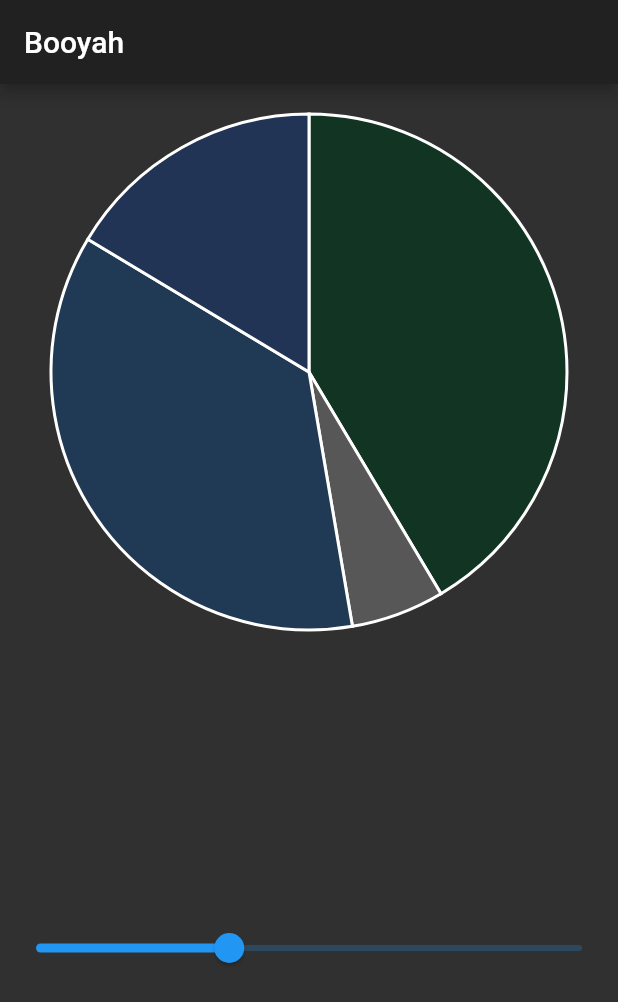
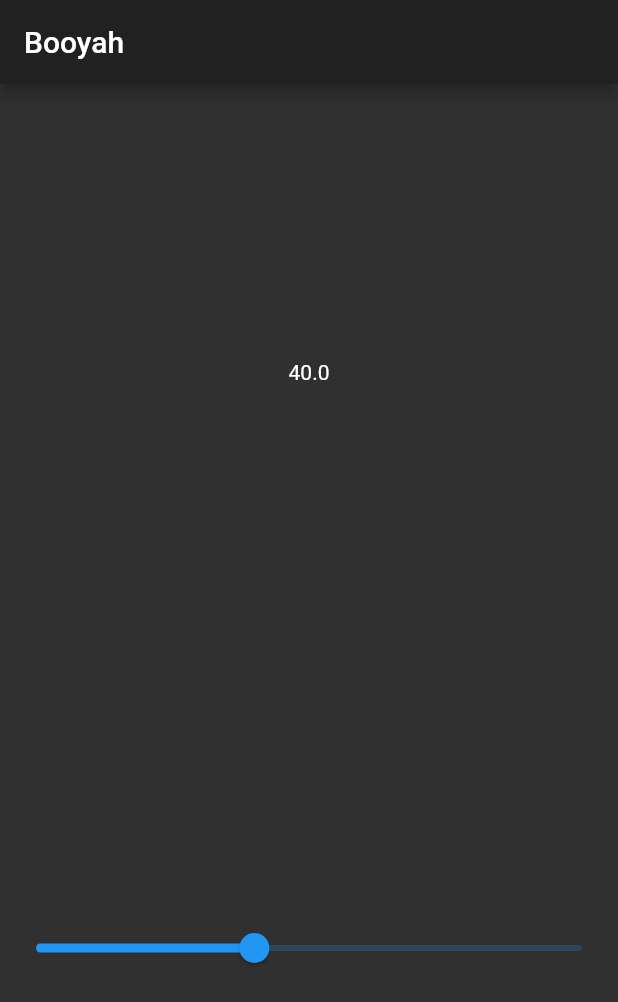
Before and after one commit to AustinBaggio/FlutterSimpleSlider, a Flutter app: the screen it shows after launch, on a phone screen of 412 x 824 dp. Shown: the top 1002 px of the screen. Run offline on Flutter 3.47's test engine with Material 2 defaults, Android fonts, the phone set to English and light mode, and no system bars.

Commit message:
Fuck your pie chart library

```diff
--- a/lib/chart.dart
+++ b/lib/chart.dart
@@ -1,5 +1,5 @@
 import 'package:flutter/material.dart';
-import 'package:charts_flutter/flutter.dart' as charts;
+// import 'package:charts_flutter/flutter.dart' as charts;
 import 'package:provider/provider.dart';
 import 'package:myapp/schedule.dart';
 
@@ -7,9 +7,18 @@ class SimplePieChart extends StatelessWidget {
   @override
   Widget build(BuildContext context) {
     return Consumer<MySchedule>(
-      builder: (context, state, _) => charts.PieChart(
-        state.seriesPieData,
-      ),
-    );
+        builder: (context, state, _) =>
+            Center(child: Text("${state.stateManagementTime}")));
   }
 }
+
+// class SimplePieChart extends StatelessWidget {
+//   @override
+//   Widget build(BuildContext context) {
+//     return Consumer<MySchedule>(
+//       builder: (context, state, _) => charts.PieChart(
+//         state.seriesPieData,
+//       ),
+//     );
+//   }
+// }
--- a/lib/schedule.dart
+++ b/lib/schedule.dart
@@ -1,42 +1,11 @@
 import 'package:flutter/material.dart';
-import 'package:charts_flutter/flutter.dart' as charts;
 
 class MySchedule with ChangeNotifier {
-  Task modifiableTask = new Task("Work", 35.4, Color(0xff123423));
-  double get stateManagementTime => modifiableTask.taskValue;
+  double _stateManagementTime = 40;
+  double get stateManagementTime => _stateManagementTime;
 
   set stateManagementTime(double newValue) {
-    modifiableTask.taskValue = newValue;
-    // lol this is a hack but idc I'm lazy
-    seriesPieData = [seriesPieData[0]];
+    _stateManagementTime = newValue;
     notifyListeners();
   }
-
-  List<charts.Series<Task, String>> seriesPieData;
-
-  MySchedule() {
-    this.seriesPieData = [
-      charts.Series(
-        domainFn: (Task task, _) => task.task,
-        measureFn: (Task task, _) => task.taskValue,
-        colorFn: (Task task, _) =>
-            charts.ColorUtil.fromDartColor(task.colorVal),
-        id: "Daily Task",
-        data: [
-          modifiableTask,
-          new Task("Play", 5, Color(0xff575757)),
-          new Task("Eat", 31, Color(0xff203954)),
-          new Task("Sleep", 14, Color(0xff223456)),
-        ],
-        labelAccessorFn: (Task row, _) => '${row.taskValue}',
-      ),
-    ];
-  }
 }
-
-class Task {
-  String task;
-  double taskValue;
-  Color colorVal;
-  Task(this.task, this.taskValue, this.colorVal);
-}
```
